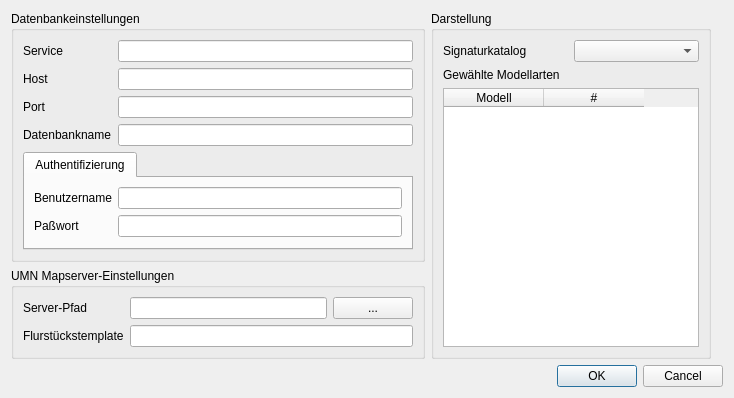
This is conf.ui in norBIT/alkisplugin as Qt 5 draws it before an edit. The edited form follows.
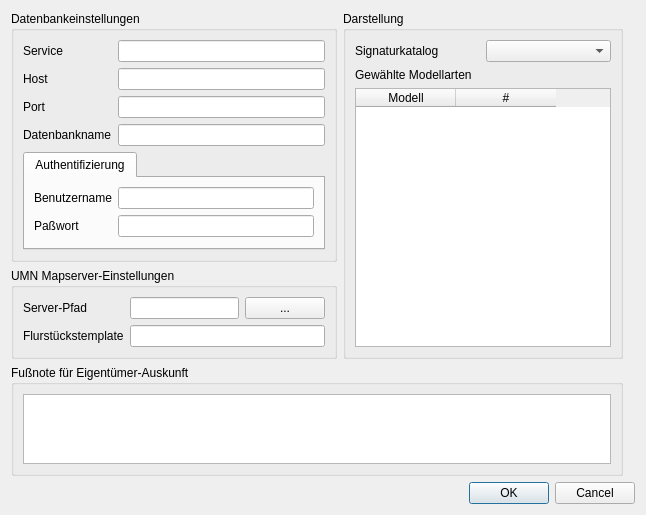
This is the edited form.

Commit message: Optionale Fußnote in Flurstücksnachweis (resolves #10)

```diff
--- a/conf.ui
+++ b/conf.ui
@@ -6,8 +6,8 @@
    <rect>
     <x>0</x>
     <y>0</y>
-    <width>734</width>
-    <height>374</height>
+    <width>646</width>
+    <height>477</height>
    </rect>
   </property>
   <property name="windowTitle">
@@ -240,6 +240,18 @@
      </layout>
     </widget>
    </item>
+   <item row="5" column="0" colspan="2">
+    <widget class="QGroupBox" name="groupBox_4">
+     <property name="title">
+      <string>Fußnote für Eigentümer-Auskunft</string>
+     </property>
+     <layout class="QHBoxLayout" name="horizontalLayout">
+      <item>
+       <widget class="QTextEdit" name="teFussnote"/>
+      </item>
+     </layout>
+    </widget>
+   </item>
   </layout>
  </widget>
  <tabstops>
```
The commit also changes 1 other file.
